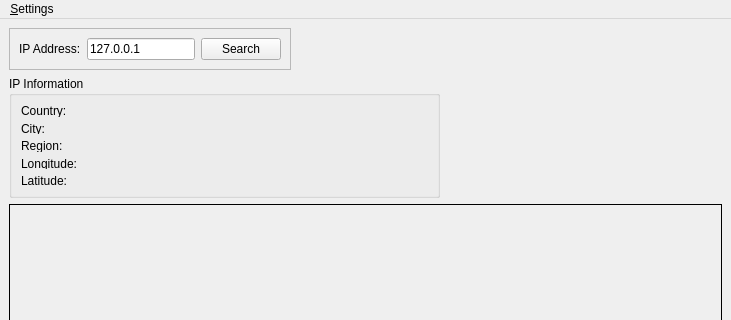
AndreMiras/py-qt-geo-ip, file qt_cpp_version/QtGeoIp/main_window_ui.ui: the form before one commit; both pictures show x 0 to 731 and y 0 to 320 of the 731 by 599 pixel window.
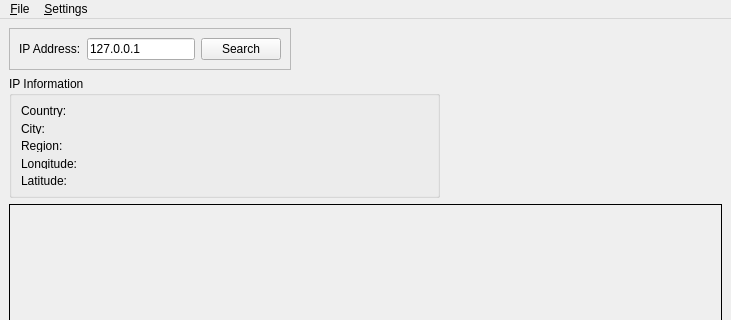
The form after the commit.

Commit message:
Added GeoCityLite and Marble Maps download links through the File menu.
Update issue #3

Patch:
```diff
--- a/qt_cpp_version/QtGeoIp/main_window_ui.ui
+++ b/qt_cpp_version/QtGeoIp/main_window_ui.ui
@@ -184,6 +184,14 @@
     </property>
     <addaction name="actionPreferences"/>
    </widget>
+   <widget class="QMenu" name="menu_File">
+    <property name="title">
+     <string>&amp;File</string>
+    </property>
+    <addaction name="actionDownloadMaps"/>
+    <addaction name="actionDownloadGeoCityLite"/>
+   </widget>
+   <addaction name="menu_File"/>
    <addaction name="menuSettings"/>
   </widget>
   <widget class="QStatusBar" name="statusbar"/>
```
Left out of the diff: 10 changed lines with no effect on the pictures. The commit also changes 2 other files.
